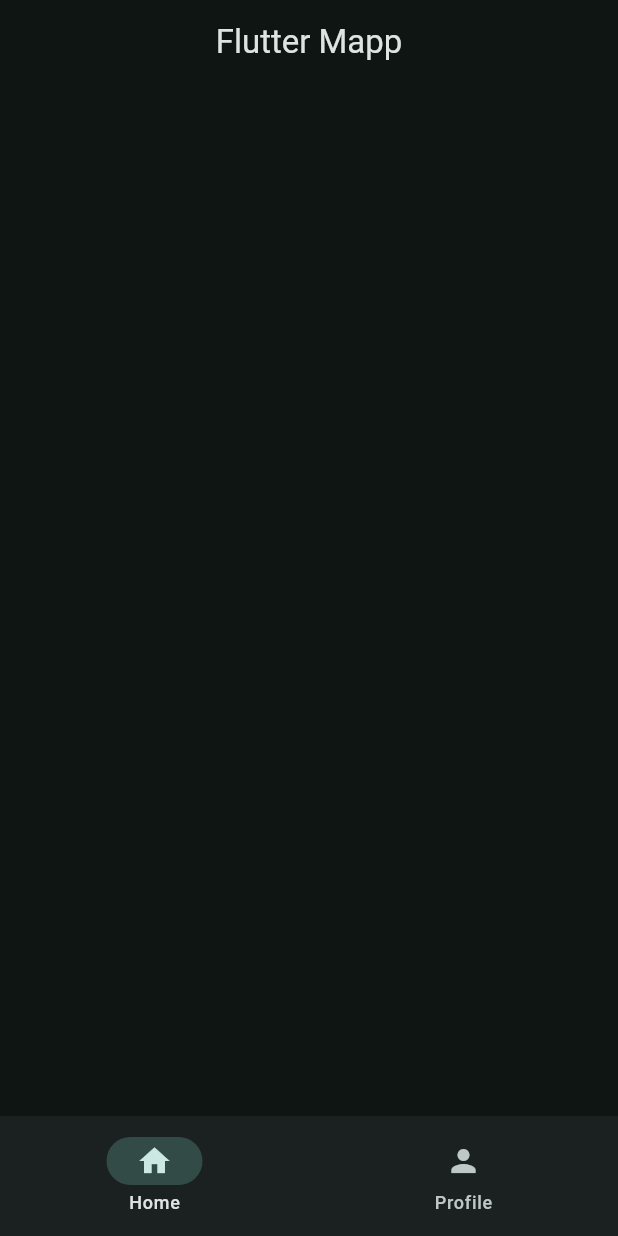
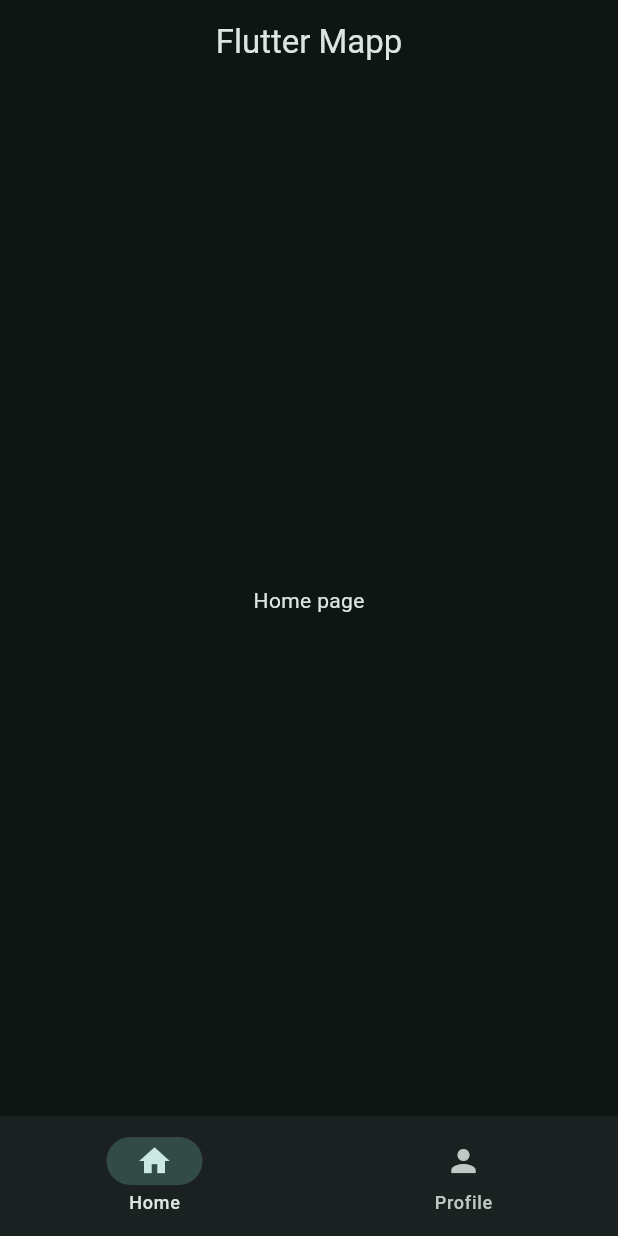
Before and after one commit to RamonArents/fllutter-tutorial, a Flutter app: the screen it shows after launch, on a phone screen of 412 x 824 dp. Run offline on Flutter 3.47's test engine with Material 3 defaults, Android fonts, the phone set to English and light mode, and no system bars.

```diff
--- /dev/null
+++ b/lib/data/notifiers.dart
@@ -0,0 +1,3 @@
+import 'package:flutter/material.dart';
+
+ValueNotifier<int> selectedPageNotifier = ValueNotifier(0);
--- a/lib/main.dart
+++ b/lib/main.dart
@@ -1,4 +1,5 @@
 import 'package:flutter/material.dart';
+import 'package:flutter_tutorial/views/widget_tree.dart';
 
 void main() {
   runApp(const MyApp());
@@ -16,7 +17,6 @@ class MyApp extends StatefulWidget {
 }
 
 class _MyAppState extends State<MyApp> {
-  int selectedIndex = 0;
   @override
   Widget build(BuildContext context) {
     return MaterialApp(
@@ -27,22 +27,7 @@ class _MyAppState extends State<MyApp> {
           brightness: Brightness.dark,
         ),
       ),
-      home: Scaffold(
-        appBar: AppBar(
-          title: Text('Flutter Mapp'),
-          centerTitle: true,
-        ),
-        bottomNavigationBar: NavigationBar(destinations: [
-          NavigationDestination(icon: Icon(Icons.home), label: 'Home'),
-          NavigationDestination(icon: Icon(Icons.person), label: 'Profile')
-        ],
-        onDestinationSelected: (int value) {
-          setState(() {
-              selectedIndex = value;
-          });
-        } ,
-        selectedIndex: selectedIndex,),
-      )
+      home: WidgetTree(),
     );
   }
 }
--- /dev/null
+++ b/lib/views/pages/home_page.dart
@@ -0,0 +1,10 @@
+import 'package:flutter/material.dart';
+
+class HomePage extends StatelessWidget {
+  const HomePage({super.key});
+
+  @override
+  Widget build(BuildContext context) {
+    return Center(child:Text('Home page'));
+  }
+}
--- /dev/null
+++ b/lib/views/pages/profile_page.dart
@@ -0,0 +1,10 @@
+import 'package:flutter/material.dart';
+
+class ProfilePage extends StatelessWidget {
+  const ProfilePage({super.key});
+
+  @override
+  Widget build(BuildContext context) {
+    return Center(child:Text('Profile page'));
+  }
+}
--- /dev/null
+++ b/lib/views/widget_tree.dart
@@ -0,0 +1,25 @@
+import 'package:flutter/material.dart';
+import 'package:flutter_tutorial/data/notifiers.dart';
+import 'package:flutter_tutorial/views/pages/home_page.dart';
+import 'package:flutter_tutorial/views/pages/profile_page.dart';
+import 'package:flutter_tutorial/views/widgets/navbar_widget.dart';
+
+List<Widget> pages = [HomePage(), ProfilePage()];
+
+class WidgetTree extends StatelessWidget {
+  const WidgetTree({super.key});
+
+  @override
+  Widget build(BuildContext context) {
+    return Scaffold(
+      appBar: AppBar(title: Text('Flutter Mapp'), centerTitle: true),
+      body: ValueListenableBuilder(
+        valueListenable: selectedPageNotifier,
+        builder: (context, selectedPage, child) {
+          return pages.elementAt(selectedPage);
+        },
+      ),
+      bottomNavigationBar: NavbarWidget(),
+    );
+  }
+}
--- /dev/null
+++ b/lib/views/widgets/navbar_widget.dart
@@ -0,0 +1,25 @@
+import 'package:flutter/material.dart';
+import 'package:flutter_tutorial/data/notifiers.dart';
+
+class NavbarWidget extends StatelessWidget {
+  const NavbarWidget({super.key});
+
+  @override
+  Widget build(BuildContext context) {
+    return ValueListenableBuilder(
+      valueListenable: selectedPageNotifier,
+      builder: (context, selectedPage, child) {
+        return NavigationBar(
+          destinations: [
+            NavigationDestination(icon: Icon(Icons.home), label: 'Home'),
+            NavigationDestination(icon: Icon(Icons.person), label: 'Profile'),
+          ],
+          onDestinationSelected: (int value) {
+            selectedPageNotifier.value = value;
+          },
+          selectedIndex: selectedPage,
+        );
+      },
+    );
+  }
+}
```
